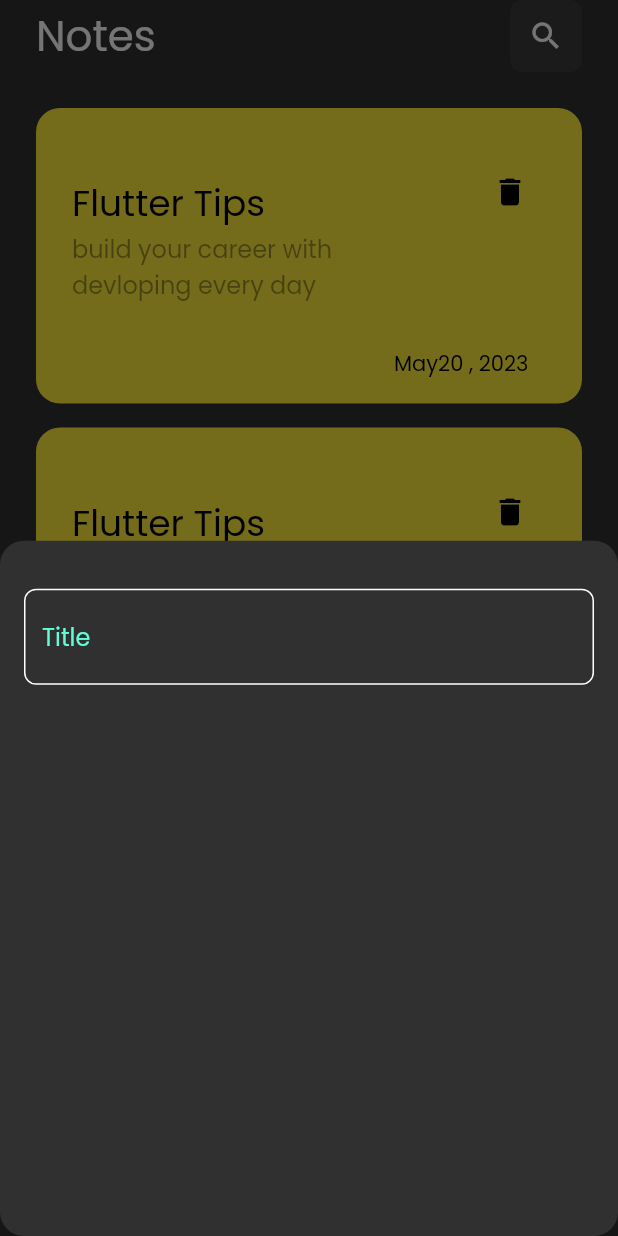
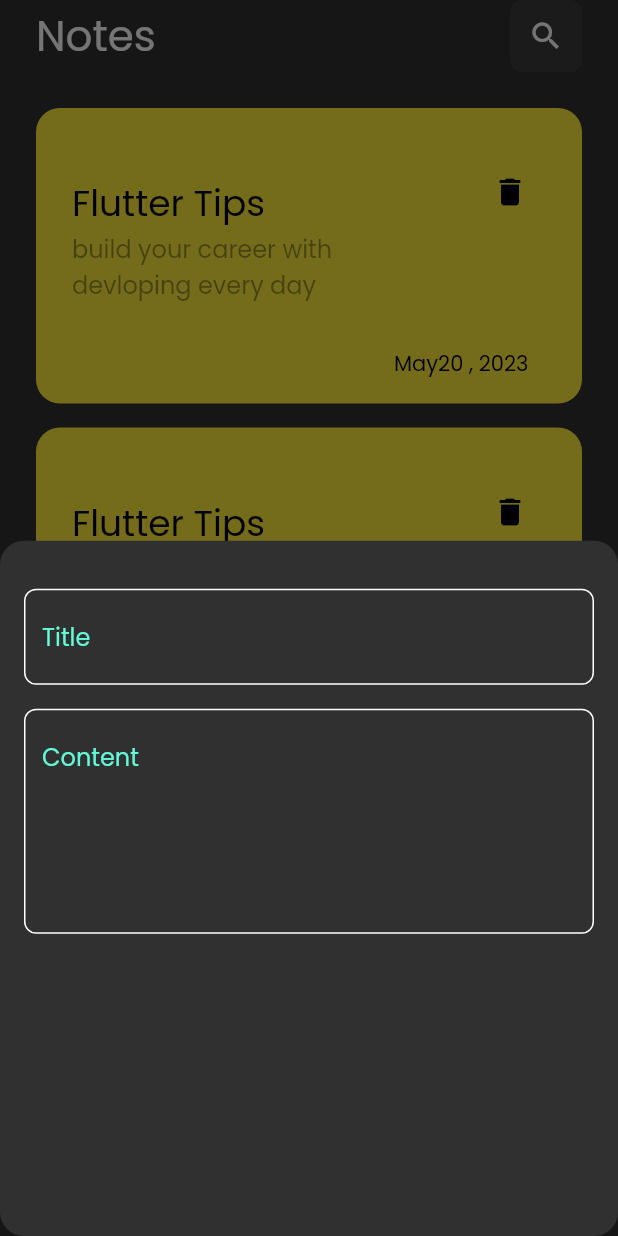
Before and after one commit to YoussefLachgar/notes_app, a Flutter app: the screen it shows after launch, after a tap on the "add" icon, on a phone screen of 412 x 824 dp. Run offline on Flutter 3.47's test engine with Material 2 defaults, Android fonts, the phone set to English and light mode, and no system bars.

Commit message:
11: i added feild to the bottom sheet

```diff
--- a/lib/views/widgets/add_note_bottom_sheet.view.dart
+++ b/lib/views/widgets/add_note_bottom_sheet.view.dart
@@ -1,3 +1,4 @@
+import 'package:flutter/foundation.dart';
 import 'package:flutter/material.dart';
 import 'package:notes_hive_app/views/widgets/custom_text_field.view.dart';
 
@@ -13,7 +14,16 @@ class AddNoteBottomSheet extends StatelessWidget {
           SizedBox(
             height: 32,
           ),
-          CustomTextField(),
+          CustomTextField(
+            hint: 'Title',
+          ),
+          SizedBox(
+            height: 16,
+          ),
+          CustomTextField(
+            hint: 'Content',
+            maxLines: 5,
+          ),
         ],
       ),
     );
--- a/lib/views/widgets/custom_text_field.view.dart
+++ b/lib/views/widgets/custom_text_field.view.dart
@@ -2,14 +2,17 @@ import 'package:flutter/material.dart';
 import 'package:notes_hive_app/constants.dart';
 
 class CustomTextField extends StatelessWidget {
-  const CustomTextField({super.key});
+  const CustomTextField({super.key, required this.hint, this.maxLines = 1});
 
+  final String hint;
+  final int maxLines;
   @override
   Widget build(BuildContext context) {
     return TextField(
       cursorColor: kPrimaryColor,
+      maxLines: maxLines,
       decoration: InputDecoration(
-        hintText: 'Title',
+        hintText: hint,
         hintStyle: TextStyle(color: kPrimaryColor),
         border: buildBorder(),
         enabledBorder: buildBorder(),
```
